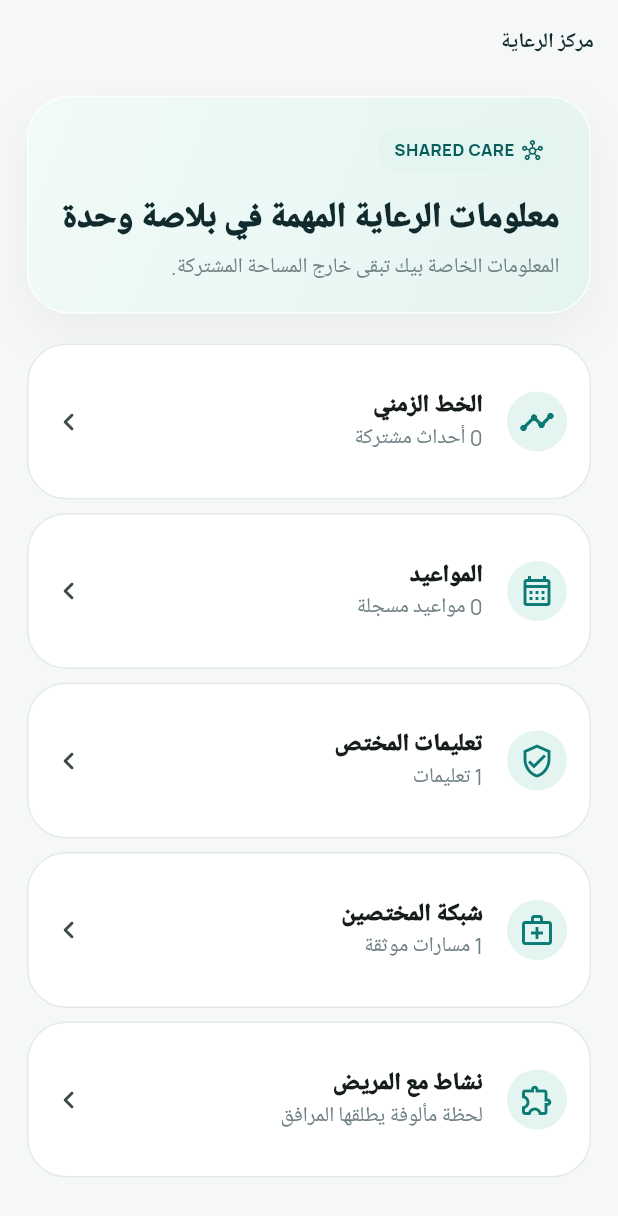
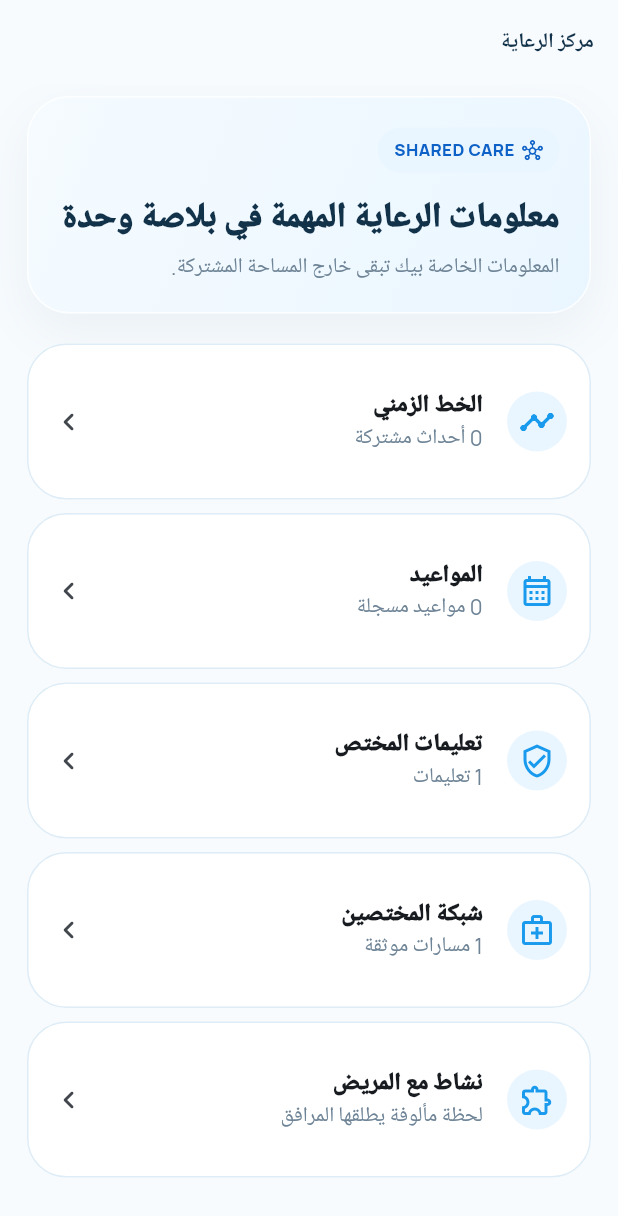
Before and after one commit to Ahmed-Braiek/hani-maak, a Flutter app: the CareHubScreen screen opened by its route, on a phone screen of 412 x 824 dp. Shown: the top 1216 px of the screen. Run offline on Flutter 3.47's test engine with Material 3 defaults, Android fonts, the phone set to English and light mode, and no system bars; our stand-ins replace flutter_riverpod, go_router, google_fonts, supabase_flutter, web; missing offline and left inert: dart:js_interop, record; accounts and stored records are empty; network calls fail.

Commit message:
Apply official Hani Maak blue brand palette

```diff
--- a/apps/mobile/lib/core/theme/app_theme.dart
+++ b/apps/mobile/lib/core/theme/app_theme.dart
@@ -2,35 +2,35 @@ import 'package:flutter/material.dart';
 import 'package:google_fonts/google_fonts.dart';
 
 abstract final class HaniColors {
-  static const ink = Color(0xFF102A2E);
-  static const inkSoft = Color(0xFF294247);
-  static const primary = Color(0xFF0B7A75);
-  static const primaryDeep = Color(0xFF075E5B);
-  static const primarySoft = Color(0xFFE4F4F1);
-  static const mint = Color(0xFFBFE8DD);
-  static const aqua = Color(0xFFDFF5F2);
-  static const surface = Color(0xFFF6F8F7);
+  static const ink = Color(0xFF12324A);
+  static const inkSoft = Color(0xFF42647E);
+  static const primary = Color(0xFF199AED);
+  static const primaryDeep = Color(0xFF0E61C6);
+  static const primarySoft = Color(0xFFEAF6FF);
+  static const mint = Color(0xFFB9E8FF);
+  static const aqua = Color(0xFFEAF8FF);
+  static const surface = Color(0xFFF7FBFE);
   static const card = Color(0xFFFFFFFF);
-  static const muted = Color(0xFF708186);
-  static const line = Color(0xFFE2EAE7);
+  static const muted = Color(0xFF6E8496);
+  static const line = Color(0xFFDDECF6);
   static const warm = Color(0xFFFFF0DC);
   static const warning = Color(0xFFB06C20);
   static const danger = Color(0xFFD85858);
-  static const lilac = Color(0xFFEDE9FF);
-  static const lilacInk = Color(0xFF6654B8);
+  static const lilac = Color(0xFFEAF0FF);
+  static const lilacInk = Color(0xFF345AB8);
 }
 
 abstract final class HaniGradients {
   static const hero = LinearGradient(
     begin: Alignment.topLeft,
     end: Alignment.bottomRight,
-    colors: [Color(0xFF0B7A75), Color(0xFF085F67), Color(0xFF123F4D)],
+    colors: [Color(0xFF18BFF6), Color(0xFF199AED), Color(0xFF0E61C6)],
   );
 
   static const soft = LinearGradient(
     begin: Alignment.topLeft,
     end: Alignment.bottomRight,
-    colors: [Color(0xFFF1FBF8), Color(0xFFE4F4F1)],
+    colors: [Color(0xFFF5FBFF), Color(0xFFEAF6FF)],
   );
 
   static const wellbeing = LinearGradient(
```
